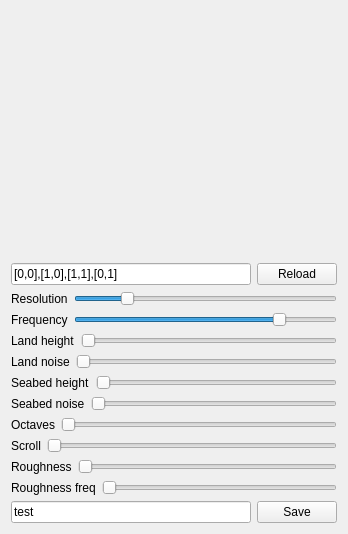
Before: the Qt Designer form IslandApp/window.ui in lukher-dev/IslandGenerator, drawn with Qt 5.
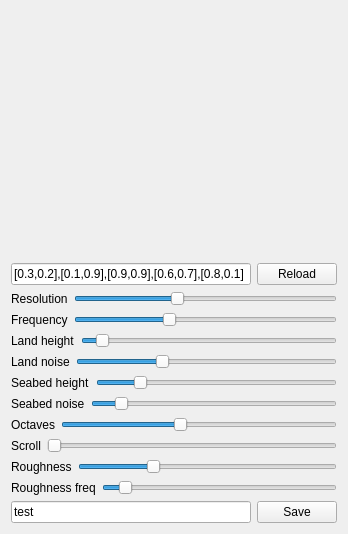
After: the same form once the commit is applied. Custom widgets are drawn as their Qt base class.

```diff
--- a/IslandApp/window.ui
+++ b/IslandApp/window.ui
@@ -29,7 +29,7 @@
      <item>
       <widget class="QLineEdit" name="pointsEdit">
        <property name="text">
-        <string>[0,0],[1,0],[1,1],[0,1]</string>
+        <string>[0.3,0.2],[0.1,0.9],[0.9,0.9],[0.6,0.7],[0.8,0.1]</string>
        </property>
       </widget>
      </item>
@@ -60,7 +60,7 @@
         <number>100</number>
        </property>
        <property name="value">
-        <number>20</number>
+        <number>40</number>
        </property>
        <property name="orientation">
         <enum>Qt::Horizontal</enum>
@@ -87,7 +87,7 @@
         <number>100</number>
        </property>
        <property name="value">
-        <number>80</number>
+        <number>36</number>
        </property>
        <property name="orientation">
         <enum>Qt::Horizontal</enum>
@@ -114,7 +114,7 @@
         <number>100</number>
        </property>
        <property name="value">
-        <number>0</number>
+        <number>6</number>
        </property>
        <property name="orientation">
         <enum>Qt::Horizontal</enum>
@@ -144,7 +144,7 @@
         <number>1</number>
        </property>
        <property name="value">
-        <number>0</number>
+        <number>32</number>
        </property>
        <property name="orientation">
         <enum>Qt::Horizontal</enum>
@@ -171,7 +171,7 @@
         <number>100</number>
        </property>
        <property name="value">
-        <number>1</number>
+        <number>17</number>
        </property>
        <property name="orientation">
         <enum>Qt::Horizontal</enum>
@@ -198,7 +198,7 @@
         <number>100</number>
        </property>
        <property name="value">
-        <number>0</number>
+        <number>10</number>
        </property>
        <property name="orientation">
         <enum>Qt::Horizontal</enum>
@@ -225,7 +225,7 @@
         <number>100</number>
        </property>
        <property name="value">
-        <number>0</number>
+        <number>43</number>
        </property>
        <property name="orientation">
         <enum>Qt::Horizontal</enum>
@@ -269,6 +269,9 @@
        <property name="maximum">
         <number>50</number>
        </property>
+       <property name="value">
+        <number>14</number>
+       </property>
        <property name="orientation">
         <enum>Qt::Horizontal</enum>
        </property>
@@ -287,6 +290,9 @@
      </item>
      <item>
       <widget class="QSlider" name="RoughnessFrequencySlider">
+       <property name="value">
+        <number>7</number>
+       </property>
        <property name="orientation">
         <enum>Qt::Horizontal</enum>
        </property>
```
Left out of the diff: 3 changed lines with no effect on the pictures.
